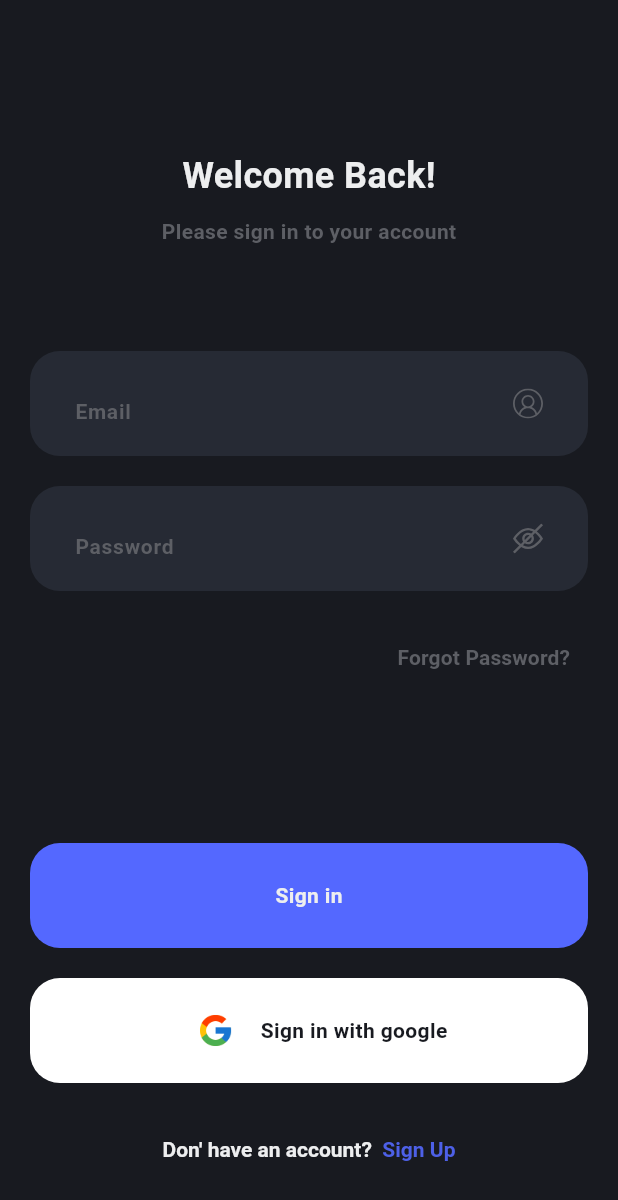
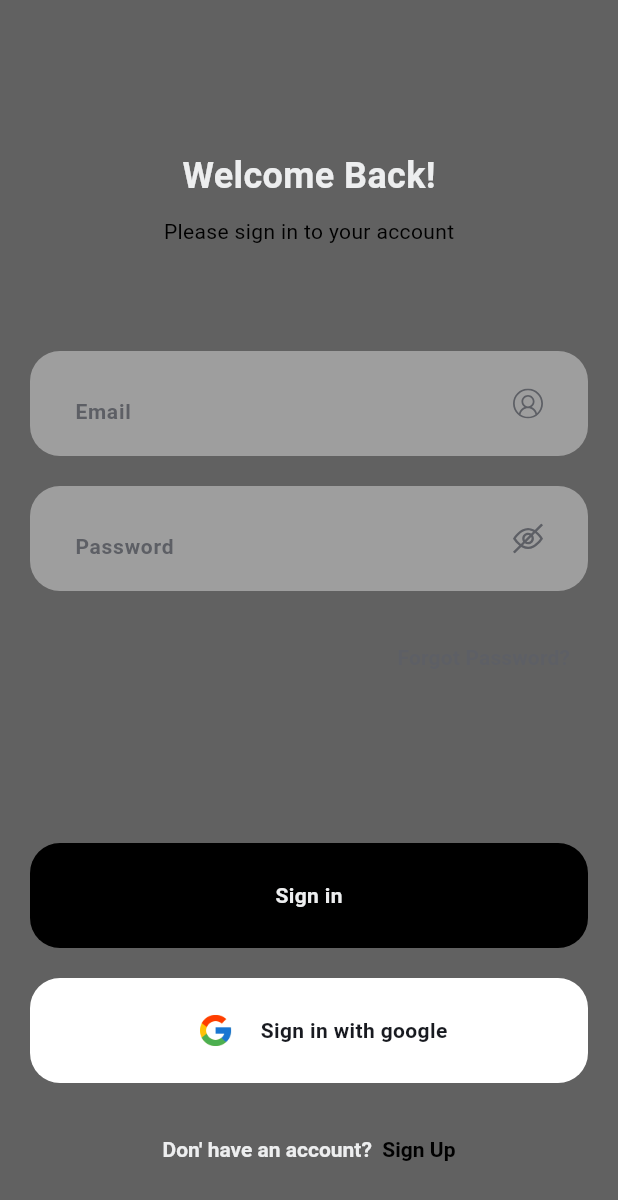
Before and after one commit to EEOROKU/The-Wear-App, a Flutter app: the screen it shows after launch, after a tap on "Get Started", on a phone screen of 412 x 824 dp. Shown: the top 1200 px of the screen. Run offline on Flutter 3.47's test engine with Material 3 defaults, Android fonts, the phone set to English and light mode, and no system bars; our stand-ins replace cloud_firestore, firebase_auth, firebase_core, flutter_svg, shared_preferences; accounts and stored records are empty.

Commit message:
Colors added updated

```diff
--- a/lib/main.dart
+++ b/lib/main.dart
@@ -10,6 +10,7 @@ Future<void> main() async {
   await Firebase.initializeApp(options: DefaultFirebaseOptions.currentPlatform,); // Initialize Firebase
   runApp(const MyApp());
 }
+
 class MyApp extends StatefulWidget {
   const MyApp({super.key});
 
--- a/lib/screens/Auth/login_page.dart
+++ b/lib/screens/Auth/login_page.dart
@@ -81,7 +81,7 @@ class _LoginPageState extends State<LoginPage> {
   @override
   Widget build(BuildContext context) {
     return Scaffold(
-      backgroundColor: blackBG,
+      backgroundColor: Colors.grey[700],
       body: Padding(
         padding: const EdgeInsets.only(top: 50.0),
         child: SingleChildScrollView(
@@ -95,14 +95,13 @@ class _LoginPageState extends State<LoginPage> {
               const SpaceVH(height: 10.0),
               const Text(
                 'Please sign in to your account',
-                style: headline3,
+                style: TextStyle(color: Colors.black),
               ),
               const SpaceVH(height: 60.0),
               textFild(
                 controller: userEmail,
                 image: 'user.svg',
                 hintTxt: 'Email',
-
               ),
               PasswordTextField(
                 controller: userPass,
@@ -130,7 +129,7 @@ class _LoginPageState extends State<LoginPage> {
                     Mainbutton(
                       onTap: _signIn, // Call _signIn method when button is tapped
                       text: 'Sign in',
-                      btnColor: blueButton,
+                      btnColor: black,
                     ),
                     const SpaceVH(height: 20.0),
                     Mainbutton(
@@ -160,6 +159,7 @@ class _LoginPageState extends State<LoginPage> {
                             text: ' Sign Up',
                             style: headlineDot.copyWith(
                               fontSize: 14.0,
+                              color: Colors.black,
                             ),
                           ),
                         ]),
--- a/lib/screens/Auth/sign_up.dart
+++ b/lib/screens/Auth/sign_up.dart
@@ -79,7 +79,7 @@ class _SignUpPageState extends State<SignUpPage> {
   @override
   Widget build(BuildContext context) {
     return Scaffold(
-      backgroundColor: blackBG,
+      backgroundColor: Colors.grey[700],
       body: Padding(
         padding: const EdgeInsets.only(top: 50.0),
         child: SingleChildScrollView(
@@ -95,7 +95,7 @@ class _SignUpPageState extends State<SignUpPage> {
                 const SpaceVH(height: 10.0),
                 const Text(
                   'Please fill in the form to continue',
-                  style: headline3,
+                  style: TextStyle(color: Colors.black),
                 ),
                 const SpaceVH(height: 60.0),
 
@@ -120,7 +120,7 @@ class _SignUpPageState extends State<SignUpPage> {
                 Mainbutton(
                   onTap: _signUp, // Call _signUp method when button is tapped
                   text: 'Sign Up',
-                  btnColor: blueButton,
+                  btnColor: black,
                 ),
                 const SpaceVH(height: 20.0),
                 TextButton(
@@ -142,6 +142,7 @@ class _SignUpPageState extends State<SignUpPage> {
                         text: ' Sign In',
                         style: headlineDot.copyWith(
                           fontSize: 14.0,
+                          color: Colors.black
                         ),
                       ),
                     ]),
--- a/lib/screens/landing_Page.dart
+++ b/lib/screens/landing_Page.dart
@@ -21,7 +21,7 @@ class _LandingPageState extends State<LandingPage> {
         decoration: BoxDecoration(
           gradient: LinearGradient(
             colors: [
-              Colors.black,
+              Colors.grey,
               Colors.black.withOpacity(0.5),
               Colors.grey.withOpacity(0.2),
             ],
@@ -36,14 +36,14 @@ class _LandingPageState extends State<LandingPage> {
             Padding(
               padding: const EdgeInsets.fromLTRB(20.0, 40.0, 20.0, 0.0),
               child: Text(
-                'WEAR.',
+                'WEAR',
                 style: headline.copyWith(fontSize: 40.0),
               ),
             ),
             Padding(
               padding: const EdgeInsets.symmetric(horizontal: 20.0),
               child: Text(
-                'Create your own digital closet',
+                'Your own digital closet',
                 style: headline.copyWith(fontSize: 30.0),
               ),
             ),
@@ -55,7 +55,7 @@ class _LandingPageState extends State<LandingPage> {
                   child: AspectRatio(
                     aspectRatio: 10 / 15, // Custom aspect ratio
                     child: Image.asset(
-                      'assets/image/page2.png',
+                      'assets/image/page2.jpg',
                       fit: BoxFit.fill, // Stretch the image to fit the container
                     ),
                   ),
@@ -74,7 +74,7 @@ class _LandingPageState extends State<LandingPage> {
                         MaterialPageRoute(builder: (builder) => const LoginPage()),
                       );
                     },
-                    btnColor: blueButton,
+                    btnColor: Colors.black,
                     text: 'Get Started',
                   ),
 
@@ -82,7 +82,7 @@ class _LandingPageState extends State<LandingPage> {
                     onTap: () {
                       Navigator.push(
                         context,
-                        MaterialPageRoute(builder: (context) =>  LoginPage()),
+                        MaterialPageRoute(builder: (context) =>  const LoginPage()),
                       );
                     },
                     child: TextButton(
@@ -98,6 +98,7 @@ class _LandingPageState extends State<LandingPage> {
                           TextSpan(
                             text: ' Sign In',
                             style: headlineDot.copyWith(
+                              color: Colors.black,
                               fontSize: 14.0,
                             ),
                           ),
--- a/lib/widgets/password_field.dart
+++ b/lib/widgets/password_field.dart
@@ -29,7 +29,7 @@ class _PasswordTextFieldState extends State<PasswordTextField> {
         vertical: 10.0,
       ),
       decoration: BoxDecoration(
-        color: blackTextFild,
+        color: Colors.grey,
         borderRadius: BorderRadius.circular(20.0),
       ),
       child: Row(
--- a/lib/widgets/text_field.dart
+++ b/lib/widgets/text_field.dart
@@ -18,7 +18,7 @@ Widget textFild({
       vertical: 10.0,
     ),
     decoration: BoxDecoration(
-      color: blackTextFild,
+      color: Colors.grey,
       borderRadius: BorderRadius.circular(20.0),
     ),
     child: Row(
```
